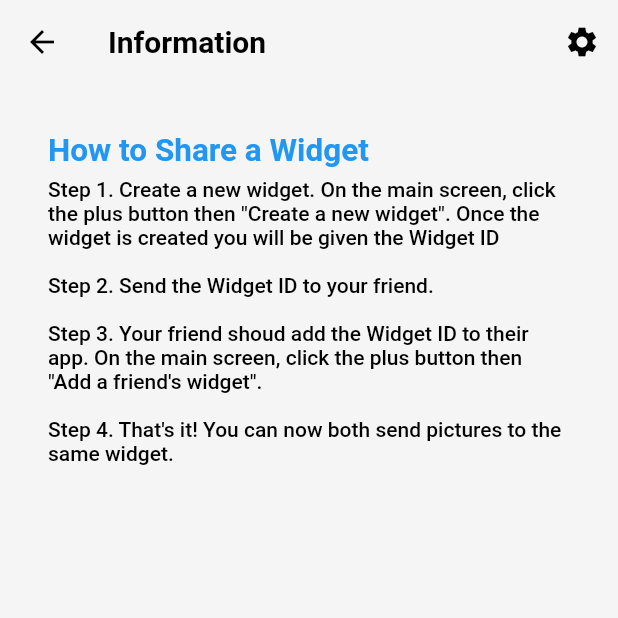
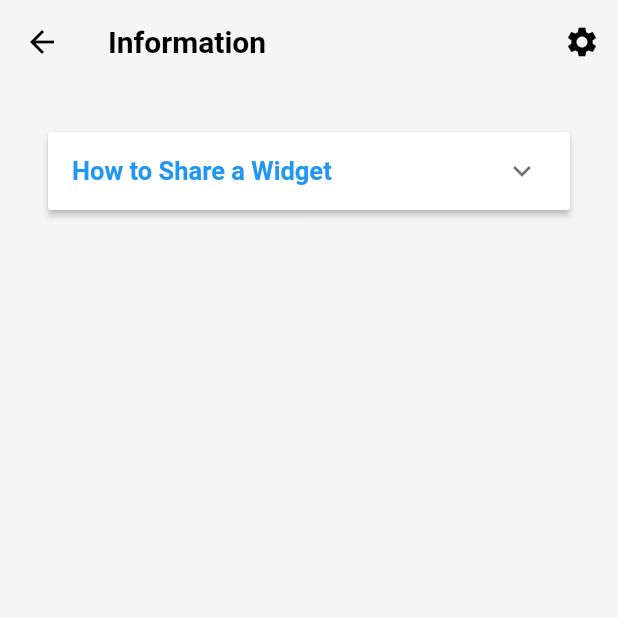
Before and after one commit to samueljml/widget-share, a Flutter app: the InformationScreen screen opened by its route, on a phone screen of 412 x 824 dp, the top half of it. Run offline on Flutter 3.47's test engine with Material 2 defaults, Android fonts, the phone set to English and light mode, and no system bars.

Commit message:
Add expandable panel to information screen

```diff
--- a/lib/app/modules/information/page.dart
+++ b/lib/app/modules/information/page.dart
@@ -1,9 +1,16 @@
 import 'package:flutter/material.dart';
+import 'package:widget_share/app/global_widgets/expandable_panel.dart';
 import 'package:widget_share/app/routes/Routes.dart';
 
-class InformationScreen extends StatelessWidget {
+class InformationScreen extends StatefulWidget {
   const InformationScreen({Key? key}) : super(key: key);
 
+  @override
+  State<InformationScreen> createState() => _InformationScreenState();
+}
+
+class _InformationScreenState extends State<InformationScreen> {
+  bool isShowing = false;
   @override
   Widget build(BuildContext context) {
     return Scaffold(
@@ -24,17 +31,21 @@ class InformationScreen extends StatelessWidget {
           child: Column(
             crossAxisAlignment: CrossAxisAlignment.start,
             children: [
-              const Text(
+              ExpandablePanelComponent(options: [
+                ExpandablePanelItem(
+                    header: Row(
+                      children: const [
+                        Text(
                           "How to Share a Widget",
                           style: TextStyle(
                               color: Colors.blue,
                               fontWeight: FontWeight.bold,
-                    fontSize: 21),
+                              fontSize: 17),
                         ),
-              Padding(
-                padding: const EdgeInsets.only(
-                  top: 5,
+                      ],
                     ),
+                    body: Padding(
+                      padding: const EdgeInsets.all(8.0),
                       child: Column(
                         children: [
                           Text(
@@ -43,7 +54,14 @@ class InformationScreen extends StatelessWidget {
                           ),
                         ],
                       ),
-              )
+                    ),
+                    isExpanded: isShowing,
+                    setIsExpanded: (bool isExpanded) {
+                      setState(() {
+                        isShowing = isExpanded;
+                      });
+                    }),
+              ]),
             ],
           ),
         )));
```
Lines whose indentation alone changed are shown as unchanged.
